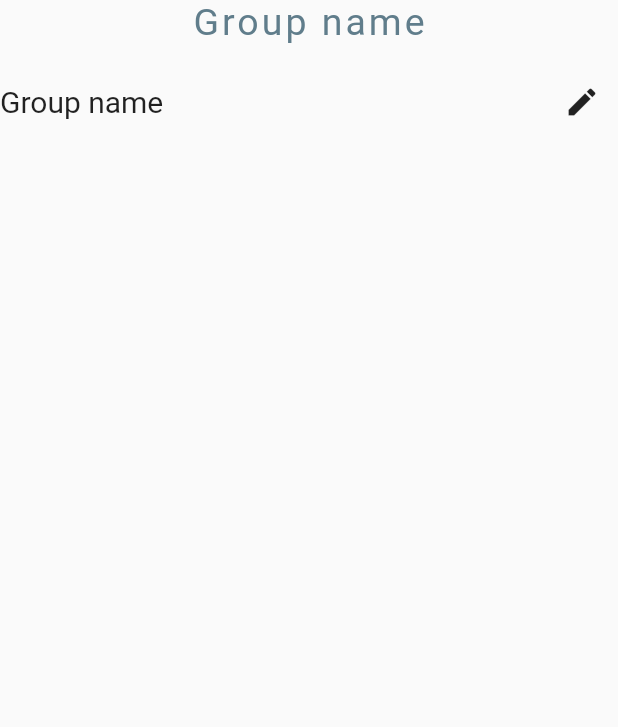
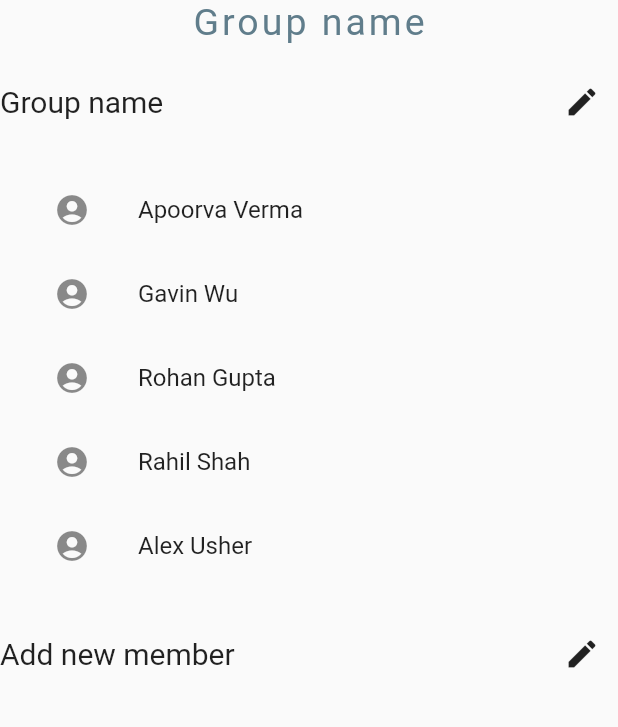
Before and after one commit to vermaapoorva/IC-Hello-World, a Flutter app: the SingleGroup screen opened directly, on a phone screen of 412 x 824 dp, the part 390-1117 px from its top. Run offline on Flutter 3.47's test engine with Material 2 defaults, Android fonts, the phone set to English and light mode, and no system bars; our stand-ins replace bubble_bottom_bar, flutter_login.

Commit message:
Added functionality to SingleGroup to see current members and add new members

```diff
--- a/front-end/lib/pages/SingleGroup.dart
+++ b/front-end/lib/pages/SingleGroup.dart
@@ -8,7 +8,14 @@ class SingleGroup extends StatefulWidget {
 
 class SingleGroupState extends State<SingleGroup> {
   String groupName = "Group name";
-  final groupMembers = ["Apoorva Verma", "Gavin Wu", "Rohan Gupta", "Rahil Shah", "Alex Usher"];
+  List<GroupMemberDisplay> groupMemberList;
+  final groupMembers = [
+    "Apoorva Verma",
+    "Gavin Wu",
+    "Rohan Gupta",
+    "Rahil Shah",
+    "Alex Usher"
+  ];
   bool isEnable = false;
   int currentIndex = 0;
 
@@ -40,7 +47,8 @@ class SingleGroupState extends State<SingleGroup> {
               letterSpacing: 2.0,
               fontWeight: FontWeight.w400)),
       SizedBox(height: 15),
-      Row(children: <Widget>[
+      Row(mainAxisAlignment: MainAxisAlignment.spaceEvenly,
+          children: <Widget>[
         Expanded(
             child: !isEnable
                 ? Text(groupName, style: TextStyle(fontSize: 20.0))
@@ -62,6 +70,65 @@ class SingleGroupState extends State<SingleGroup> {
               });
             })
       ]),
+      Flexible(
+          child: ListView.builder(
+              scrollDirection: Axis.vertical,
+              shrinkWrap: true,
+              padding: const EdgeInsets.all(20),
+              itemCount: groupMembers.length,
+              itemBuilder: (BuildContext context, int index) {
+                return ListTile(
+                    leading: Icon(Icons.account_circle),
+                    title: Text(groupMembers[index]));
+              })),
+      Row(children: <Widget>[
+        Expanded(
+            child: !isEnable
+                ? Text("Add new member", style: TextStyle(fontSize: 20.0))
+                : TextFormField(
+                    initialValue: "Add new member",
+                    textInputAction: TextInputAction.done,
+                    onFieldSubmitted: (value) {
+                      setState(() {
+                        isEnable = false;
+                        groupMembers.add(value);
+                      });
+                    },
+                  )),
+        IconButton(
+            icon: Icon(Icons.edit),
+            onPressed: () {
+              setState(() {
+                isEnable = true;
+              });
+            })
+      ])
+      // Row(children: <Widget>[
+      //   new ListView.builder(
+      //       shrinkWrap: true,
+      //       padding: const EdgeInsets.all(0.0),
+      //       itemBuilder: (context, i) {
+      //         return buildRow(groupMemberList[i]);
+      //       }
+      //   )
+      // ],)
     ])));
   }
+
+  Widget buildRow(GroupMemberDisplay groupMember) {
+    return new ListTile(
+      leading: new CircleAvatar(
+        backgroundImage: new AssetImage('images/winston-churchill.jpeg'),
+      ),
+      title: new Text(groupMember.name, style: TextStyle(fontSize: 20.0)),
+      subtitle: new Text(groupMember.username),
+    );
+  }
 }
+
+class GroupMemberDisplay {
+  final String username;
+  final String name;
+
+  const GroupMemberDisplay(this.name, this.username);
+}
```
